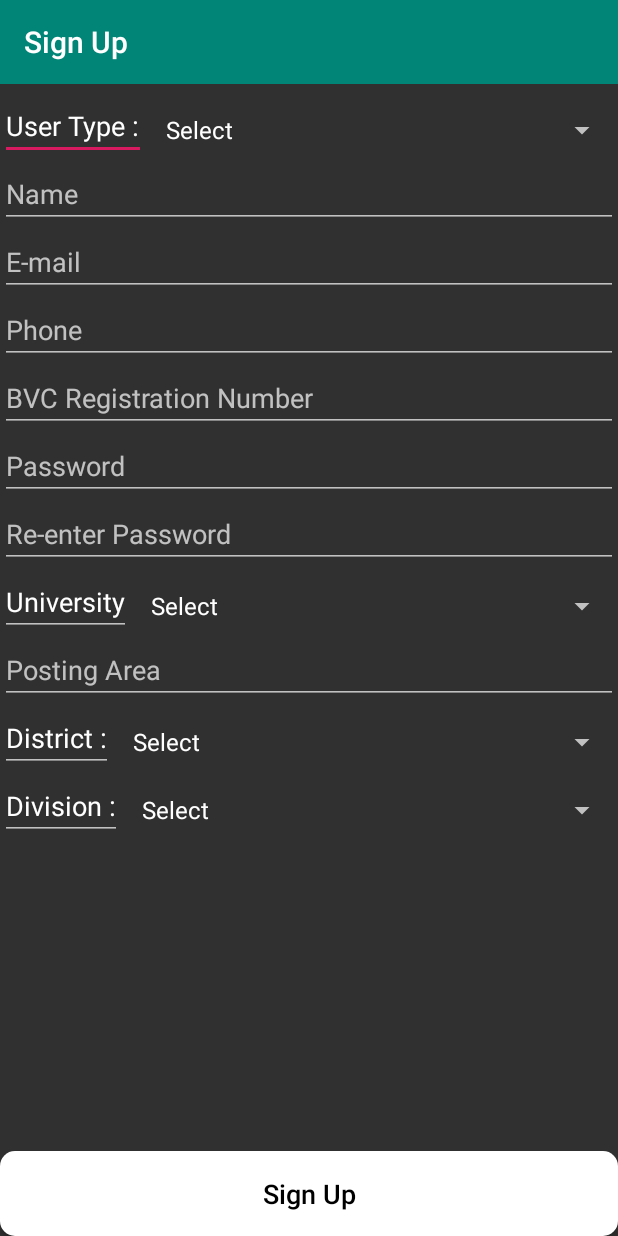
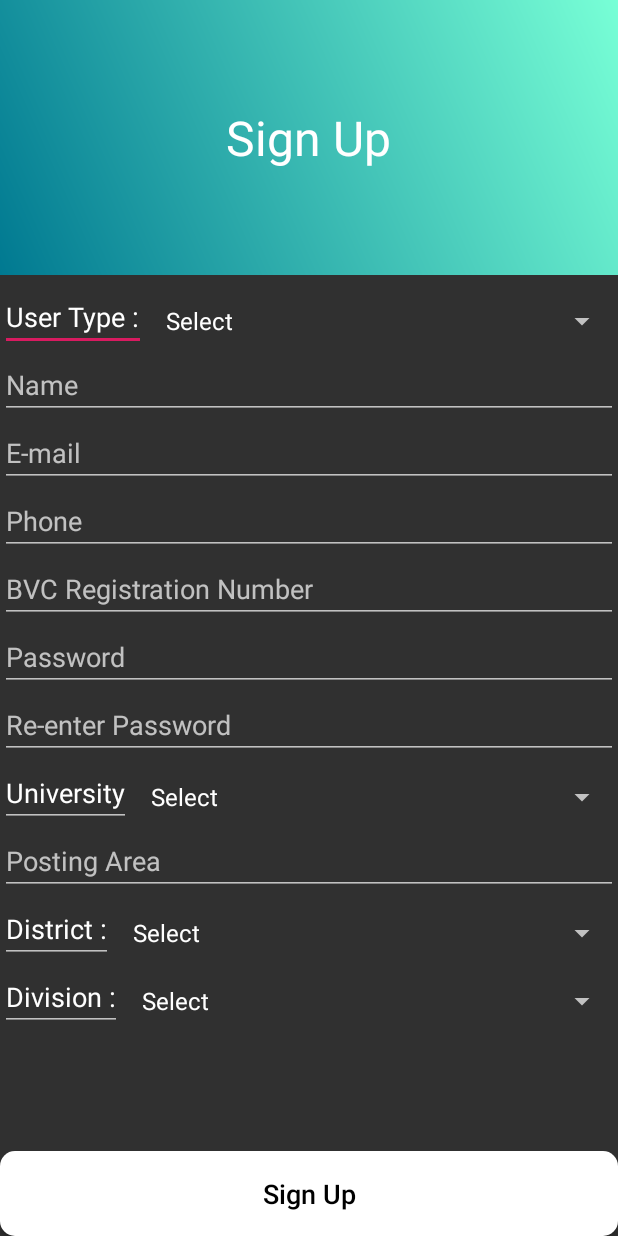
Before and after one commit to megaprime4/VetNetwork2, an Android app: the RegistrationActivity screen opened directly, with no data from a screen before it, on a phone screen of 412 x 824 dp. Run offline under Robolectric (Android 15) with nearby library versions, the phone set to English and light mode, and no system bars; our stand-ins replace Volley; network calls fail.

Commit message:
Minor fix!

```diff
--- a/app/src/main/java/com/vetdevelopers/vetnetwork/RegistrationActivity.java
+++ b/app/src/main/java/com/vetdevelopers/vetnetwork/RegistrationActivity.java
@@ -62,7 +62,7 @@ public class RegistrationActivity extends AppCompatActivity
 
     ProgressDialog progressDialog;
 
-    Toolbar mToolbar;
+    //Toolbar mToolbar;
 
     private boolean getAdminEmail = false;
 
@@ -71,9 +71,9 @@ public class RegistrationActivity extends AppCompatActivity
         super.onCreate(savedInstanceState);
         setContentView(R.layout.activity_registration);
 
-        mToolbar = (Toolbar) findViewById(R.id.registration_page_toolbar);
+        /*mToolbar = (Toolbar) findViewById(R.id.registration_page_toolbar);
         setSupportActionBar(mToolbar);
-        getSupportActionBar().setTitle("Sign Up");
+        getSupportActionBar().setTitle("Sign Up");*/
 
         progressDialog = new ProgressDialog(this);
 
--- a/app/src/main/res/layout/content_login.xml
+++ b/app/src/main/res/layout/content_login.xml
@@ -25,7 +25,7 @@
 
                 <View
                     android:layout_width="match_parent"
-                    android:layout_height="100dp" />
+                    android:layout_height="70dp" />
 
                 <TextView
                     android:layout_width="wrap_content"
@@ -37,7 +37,7 @@
 
                 <View
                     android:layout_width="match_parent"
-                    android:layout_height="50dp" />
+                    android:layout_height="70dp" />
 
             </LinearLayout>
 
--- a/app/src/main/res/layout/content_registration.xml
+++ b/app/src/main/res/layout/content_registration.xml
@@ -8,9 +8,33 @@
     app:layout_behavior="@string/appbar_scrolling_view_behavior"
     tools:context=".RegistrationActivity">
 
-    <include
+    <!--<include
         layout="@layout/app_toolbar_layout"
-        android:id="@+id/registration_page_toolbar"></include>
+        android:id="@+id/registration_page_toolbar"></include>-->
+
+    <LinearLayout
+        android:layout_width="match_parent"
+        android:layout_height="wrap_content"
+        android:orientation="vertical"
+        android:background="@drawable/grad_profile">
+
+        <View
+            android:layout_width="match_parent"
+            android:layout_height="70dp" />
+
+        <TextView
+            android:layout_width="wrap_content"
+            android:layout_height="wrap_content"
+            android:layout_gravity="center_horizontal"
+            android:text="Sign Up"
+            android:textColor="@color/white"
+            android:textSize="32sp" />
+
+        <View
+            android:layout_width="match_parent"
+            android:layout_height="70dp" />
+
+    </LinearLayout>
 
     <ScrollView
         android:layout_below="@+id/registration_page_toolbar"
```
